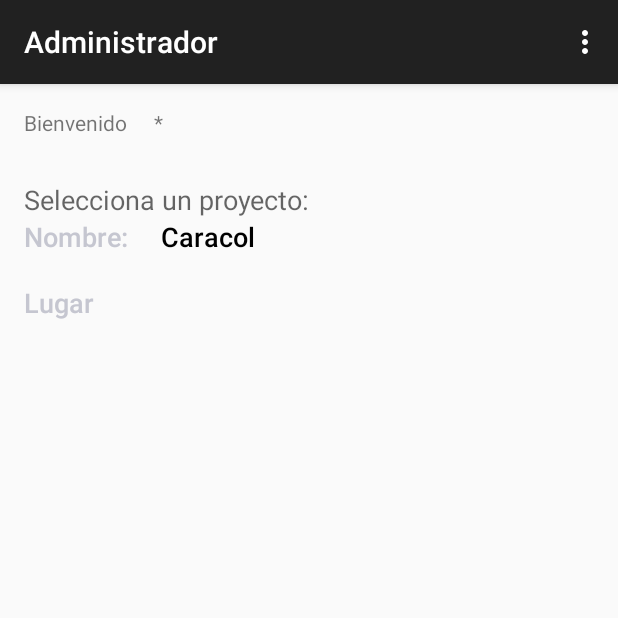
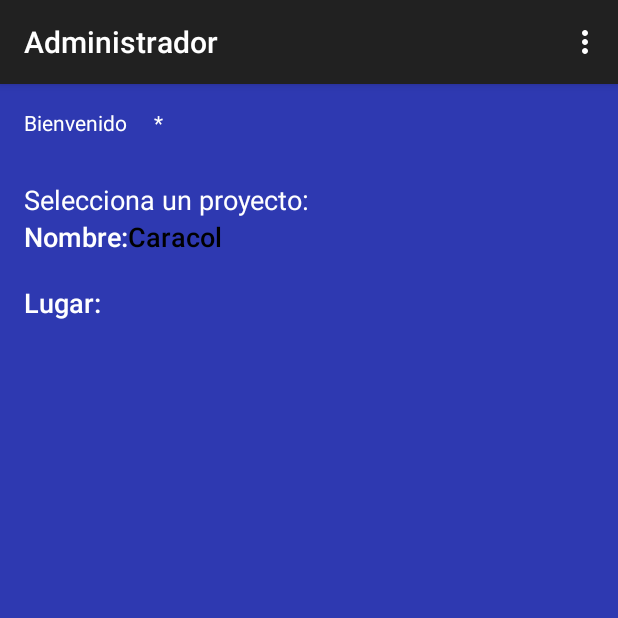
Before and after one commit to Jaguz/ProyectoMoviles, an Android app: the Administrador screen opened directly, with no data from a screen before it, on a phone screen of 412 x 824 dp, the top half of it. Run offline under Robolectric (Android 15) with nearby library versions, the phone set to English and light mode, and no system bars.

Commit message:
Cambio de color en el fondo y las letras

```diff
--- a/app/src/main/java/itesm/mx/proyectomoviles/MainActivity.java
+++ b/app/src/main/java/itesm/mx/proyectomoviles/MainActivity.java
@@ -1,6 +1,7 @@
 package itesm.mx.proyectomoviles;
 
 import android.content.Intent;
+import android.graphics.Color;
 import android.support.v7.app.AppCompatActivity;
 import android.os.Bundle;
 import android.view.Menu;
@@ -8,6 +9,7 @@ import android.view.MenuItem;
 import android.view.View;
 import android.widget.Button;
 import android.widget.EditText;
+import android.widget.RelativeLayout;
 
 public class MainActivity extends AppCompatActivity {
 
@@ -15,12 +17,12 @@ public class MainActivity extends AppCompatActivity {
     protected void onCreate(Bundle savedInstanceState) {
         super.onCreate(savedInstanceState);
         setContentView(R.layout.activity_main);
-
         final EditText userET = (EditText) findViewById(R.id.usuarioET);
         final EditText passET = (EditText) findViewById(R.id.contrasenaET);
         final Button entrarButton = (Button) findViewById(R.id.entrarBT);
 
-            View.OnClickListener registro = new View.OnClickListener() {
+
+        View.OnClickListener registro = new View.OnClickListener() {
 
             @Override
             public void onClick(View v) {
--- a/app/src/main/res/layout/activity_administrador.xml
+++ b/app/src/main/res/layout/activity_administrador.xml
@@ -4,7 +4,8 @@
     android:paddingRight="@dimen/activity_horizontal_margin"
     android:paddingTop="@dimen/activity_vertical_margin"
     android:paddingBottom="@dimen/activity_vertical_margin"
-    tools:context="itesm.mx.proyectomoviles.Administrador">
+    tools:context="itesm.mx.proyectomoviles.Administrador"
+    android:background="#2E39B1">
 
     <TextView
         android:layout_width="wrap_content"
@@ -12,7 +13,8 @@
         android:textAppearance="?android:attr/textAppearanceSmall"
         android:text="Bienvenido"
         android:id="@+id/bienvenidoTV"
-        android:layout_alignParentStart="true" />
+        android:layout_alignParentStart="true"
+        android:textColor="#ffffff" />
 
     <TextView
         android:layout_width="wrap_content"
@@ -23,7 +25,8 @@
         android:layout_alignBaseline="@+id/bienvenidoTV"
         android:layout_alignBottom="@+id/bienvenidoTV"
         android:layout_toEndOf="@+id/bienvenidoTV"
-        android:layout_marginStart="18dp" />
+        android:layout_marginStart="18dp"
+        android:textColor="#ffffff" />
 
     <TextView
         android:layout_width="wrap_content"
@@ -33,7 +36,8 @@
         android:id="@+id/textView2"
         android:layout_below="@+id/bienvenidoTV"
         android:layout_alignParentStart="true"
-        android:layout_marginTop="29dp" />
+        android:layout_marginTop="29dp"
+        android:textColor="#ffffff" />
 
     <ListView
         android:layout_width="wrap_content"
--- a/app/src/main/res/layout/activity_asistencia_staff.xml
+++ b/app/src/main/res/layout/activity_asistencia_staff.xml
@@ -4,7 +4,8 @@
     android:paddingRight="@dimen/activity_horizontal_margin"
     android:paddingTop="@dimen/activity_vertical_margin"
     android:paddingBottom="@dimen/activity_vertical_margin"
-    tools:context="itesm.mx.proyectomoviles.asistenciaStaff">
+    tools:context="itesm.mx.proyectomoviles.asistenciaStaff"
+    android:background="#2E39B1">
 
     <TextView
         android:layout_width="wrap_content"
@@ -13,7 +14,8 @@
         android:text="Nombre"
         android:id="@+id/nombreTV"
         android:layout_alignParentTop="true"
-        android:layout_alignParentStart="true" />
+        android:layout_alignParentStart="true"
+        android:textColor="#FFFFFFFF" />
 
     <ListView
         android:layout_width="wrap_content"
--- a/app/src/main/res/layout/activity_proyecto_in.xml
+++ b/app/src/main/res/layout/activity_proyecto_in.xml
@@ -4,7 +4,8 @@
     android:paddingRight="@dimen/activity_horizontal_margin"
     android:paddingTop="@dimen/activity_vertical_margin"
     android:paddingBottom="@dimen/activity_vertical_margin"
-    tools:context="itesm.mx.proyectomoviles.proyectoIn">
+    tools:context="itesm.mx.proyectomoviles.proyectoIn"
+    android:background="#2E39B1">
 
     <TextView
         android:layout_width="wrap_content"
@@ -13,7 +14,8 @@
         android:text="Bienvenido: "
         android:id="@+id/textView4"
         android:layout_alignParentTop="true"
-        android:layout_alignParentStart="true" />
+        android:layout_alignParentStart="true"
+        android:textColor="#FFFFFFFF" />
 
     <TextView
         android:layout_width="wrap_content"
--- a/app/src/main/res/layout/activity_staff.xml
+++ b/app/src/main/res/layout/activity_staff.xml
@@ -5,7 +5,7 @@
     android:paddingTop="@dimen/activity_vertical_margin"
     android:paddingBottom="@dimen/activity_vertical_margin"
     tools:context="itesm.mx.proyectomoviles.Staff"
-    >
+    android:background="#2E39B1">
 
     <TextView
         android:layout_width="wrap_content"
@@ -14,7 +14,8 @@
         android:text="Selecciona un proyecto:"
         android:id="@+id/textView9"
         android:layout_alignParentTop="true"
-        android:layout_alignParentStart="true" />
+        android:layout_alignParentStart="true"
+        android:textColor="#FFFFFFFF" />
 
     <ListView
         android:layout_width="wrap_content"
--- a/app/src/main/res/layout/row.xml
+++ b/app/src/main/res/layout/row.xml
@@ -1,6 +1,7 @@
 <?xml version="1.0" encoding="utf-8"?>
 <RelativeLayout xmlns:android="http://schemas.android.com/apk/res/android"
-    android:layout_width="match_parent" android:layout_height="match_parent">
+    android:layout_width="match_parent" android:layout_height="match_parent"
+    android:background="#2E39B1">
 
     <TextView
         android:layout_width="wrap_content"
@@ -9,32 +10,35 @@
         android:text="Nombre:"
         android:id="@+id/textView3"
         android:layout_alignParentTop="true"
-        android:layout_alignParentStart="true" />
+        android:layout_alignParentStart="true"
+        android:textColor="#ffffff" />
+
+    <TextView
+        android:layout_width="wrap_content"
+        android:layout_height="wrap_content"
+        android:textAppearance="?android:attr/textAppearanceMedium"
+        android:id="@+id/lugarTV"
+        android:layout_alignBaseline="@+id/lugar"
+        android:layout_alignBottom="@+id/lugar"
+        android:layout_toEndOf="@+id/textView3" />
+
+    <TextView
+        android:layout_width="wrap_content"
+        android:layout_height="wrap_content"
+        android:textAppearance="?android:attr/textAppearanceMedium"
+        android:text="Lugar:"
+        android:id="@+id/lugar"
+        android:layout_below="@+id/textView3"
+        android:layout_alignParentStart="true"
+        android:layout_marginTop="19dp"
+        android:textColor="#ffffff" />
 
     <TextView
         android:layout_width="wrap_content"
         android:layout_height="wrap_content"
         android:textAppearance="?android:attr/textAppearanceMedium"
         android:id="@+id/nombreTV"
-        android:layout_alignParentTop="true"
-        android:layout_toEndOf="@+id/textView3"
-        android:layout_marginStart="22dp" />
+        android:layout_alignBottom="@+id/textView3"
+        android:layout_toEndOf="@+id/lugarTV" />
 
-    <TextView
-        android:layout_width="wrap_content"
-        android:layout_height="wrap_content"
-        android:textAppearance="?android:attr/textAppearanceMedium"
-        android:text="Lugar"
-        android:id="@+id/nombreTV"
-        android:layout_below="@+id/textView3"
-        android:layout_alignParentStart="true"
-        android:layout_marginTop="19dp" />
-
-    <TextView
-        android:layout_width="wrap_content"
-        android:layout_height="wrap_content"
-        android:textAppearance="?android:attr/textAppearanceMedium"
-        android:id="@+id/nombreTV"
-        android:layout_alignTop="@+id/nombreTV"
-        android:layout_toEndOf="@+id/textView3" />
 </RelativeLayout>
```
Also changed, not shown: app/src/main/res/layout/activity_encuesta.xml (+8 -4 lines), app/src/main/res/layout/activity_issues.xml (+6 -3 lines), app/src/main/res/layout/activity_main.xml (+9 -3 lines), app/src/main/res/layout/activity_monitoreo.xml (+7 -3 lines), app/src/main/res/layout/activity_proyecto_in_staff.xml (+8 -4 lines), 1 other file.
